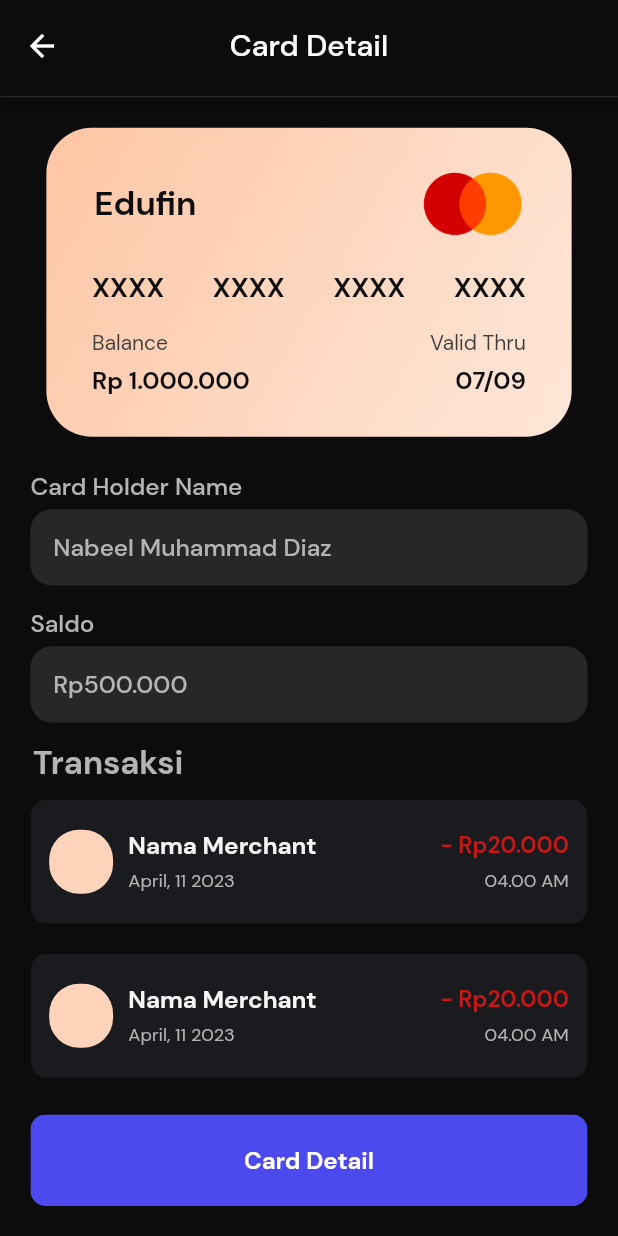
After one commit to IKAI-TEAM/edufin_frontend, a Flutter app: the CardDetail screen opened directly with sample values from the repository, on a phone screen of 412 x 824 dp. The commit adds this screen. Run offline on Flutter 3.47's test engine with Material 2 defaults, Android fonts, the light colour scheme and no system bars; our stand-ins replace flutter_svg, smooth_page_indicator; missing offline and left inert: api_cache_manager.

Commit message:
card detail

```diff
--- a/edufin/lib/routes.dart
+++ b/edufin/lib/routes.dart
@@ -1,5 +1,6 @@
 import 'package:edufin/screens/activity/activity_screen.dart';
 import 'package:edufin/screens/chat/chat_screen.dart';
+// import 'package:edufin/screens/details/card_detail.dart';
 import 'package:edufin/screens/home/home_screen.dart';
 import 'package:edufin/screens/login/login_screen.dart';
 import 'package:edufin/screens/profile/profile._screen.dart';
@@ -23,4 +24,5 @@ final Map<String, WidgetBuilder> routes = {
   ActivityScreen.routeName: (context) => const ActivityScreen(),
   ChatScreen.routeName: (context) => const ChatScreen(),
   ProfileScreen.routeName: (context) => const ProfileScreen(),
+  // CardDetail.routeName: (context) => const CardDetail(),
 };
--- /dev/null
+++ b/edufin/lib/screens/card/card_detail.dart
@@ -0,0 +1,170 @@
+import 'package:edufin/components/rounded_button.dart';
+import 'package:edufin/constants.dart';
+import 'package:edufin/models/card.dart';
+import 'package:edufin/screens/home/components/card_view.dart';
+import 'package:edufin/screens/home/components/section_title.dart';
+import 'package:edufin/screens/home/components/transaction.dart';
+import 'package:edufin/size_config.dart';
+import 'package:flutter/material.dart';
+
+class CardDetail extends StatelessWidget {
+  static String routeName = '/carddetail';
+  const CardDetail({super.key, required this.card});
+
+  final MyCard card;
+
+  @override
+  Widget build(BuildContext context) {
+    return Scaffold(
+      appBar: AppBar(
+        centerTitle: true,
+        title: const Text('Card Detail'),
+        bottom: PreferredSize(
+          preferredSize: const Size.fromHeight(4.0),
+          child: Container(
+            color: kLineColor,
+            height: 1,
+          ),
+        ),
+      ),
+      body: SafeArea(
+        child: SingleChildScrollView(
+          child: SizedBox(
+            width: double.infinity,
+            child: Column(
+              children: [
+                SizedBox(
+                  height: getProportionateScreenHeight(20),
+                ),
+                CardView(card: card),
+                Container(
+                  height: getProportionateScreenHeight(100),
+                  // color: kTextColor,
+                  padding: EdgeInsets.only(
+                    top: getProportionateScreenHeight(20),
+                    left: getProportionateScreenHeight(20),
+                    right: getProportionateScreenHeight(20),
+                  ),
+                  child: Column(
+                    crossAxisAlignment: CrossAxisAlignment.start,
+                    mainAxisAlignment: MainAxisAlignment.spaceAround,
+                    children: [
+                      Text(
+                        'Card Holder Name',
+                        style: TextStyle(
+                          fontWeight: FontWeight.w500,
+                          fontSize: getProportionateScreenHeight(16),
+                          // color: kTextColor,
+                        ),
+                      ),
+                      Container(
+                        padding: EdgeInsets.symmetric(
+                          horizontal: getProportionateScreenHeight(15),
+                        ),
+                        width: SizeConfig.screenWidth,
+                        height: getProportionateScreenHeight(50),
+                        decoration: BoxDecoration(
+                          color: kLineColor,
+                          borderRadius: BorderRadius.circular(
+                            getProportionateScreenHeight(14),
+                          ),
+                        ),
+                        child: Column(
+                          mainAxisAlignment: MainAxisAlignment.center,
+                          crossAxisAlignment: CrossAxisAlignment.start,
+                          children: [
+                            Text(
+                              'Nabeel Muhammad Diaz',
+                              style: TextStyle(
+                                fontWeight: FontWeight.w500,
+                                fontSize: getProportionateScreenHeight(16),
+                                // color: kTextColor,
+                              ),
+                            ),
+                          ],
+                        ),
+                      )
+                    ],
+                  ),
+                ),
+                Container(
+                  height: getProportionateScreenHeight(100),
+                  // color: kTextColor,
+                  padding: EdgeInsets.only(
+                    top: getProportionateScreenHeight(10),
+                    left: getProportionateScreenHeight(20),
+                    right: getProportionateScreenHeight(20),
+                    bottom: getProportionateScreenHeight(10),
+                  ),
+                  child: Column(
+                    crossAxisAlignment: CrossAxisAlignment.start,
+                    mainAxisAlignment: MainAxisAlignment.spaceAround,
+                    children: [
+                      Text(
+                        'Saldo',
+                        style: TextStyle(
+                          fontWeight: FontWeight.w500,
+                          fontSize: getProportionateScreenHeight(16),
+                          // color: kTextColor,
+                        ),
+                      ),
+                      Container(
+                        padding: EdgeInsets.symmetric(
+                          horizontal: getProportionateScreenHeight(15),
+                        ),
+                        width: SizeConfig.screenWidth,
+                        height: getProportionateScreenHeight(50),
+                        decoration: BoxDecoration(
+                          color: kLineColor,
+                          borderRadius: BorderRadius.circular(
+                            getProportionateScreenHeight(14),
+                          ),
+                        ),
+                        child: Column(
+                          mainAxisAlignment: MainAxisAlignment.center,
+                          crossAxisAlignment: CrossAxisAlignment.start,
+                          children: [
+                            Text(
+                              'Rp500.000',
+                              style: TextStyle(
+                                fontWeight: FontWeight.w500,
+                                fontSize: getProportionateScreenHeight(16),
+                                // color: kTextColor,
+                              ),
+                            ),
+                          ],
+                        ),
+                      )
+                    ],
+                  ),
+                ),
+                SectionTitle(
+                  text: "Transaksi",
+                  press: () {},
+                  tap: false,
+                ),
+                const Column(
+                  children: [
+                    Transaction(),
+                    Transaction(),
+                    Transaction(),
+                  ],
+                ),
+              ],
+            ),
+          ),
+        ),
+      ),
+      bottomNavigationBar: Padding(
+        padding: EdgeInsets.symmetric(
+          horizontal: getProportionateScreenHeight(20),
+        ),
+        child: RoundedButton(
+          text: 'Card Detail',
+          press: () {},
+          width: SizeConfig.screenWidth,
+        ),
+      ),
+    );
+  }
+}
```
Also changed, not shown: edufin/lib/models/product.dart (deleted, +0 -76 lines), edufin/lib/screens/home/components/card_sheet.dart (added, +96 -0 lines), edufin/lib/screens/home/components/card_view.dart (+0 -82 lines), edufin/lib/screens/home/components/home_body.dart (+6 -1 lines).
